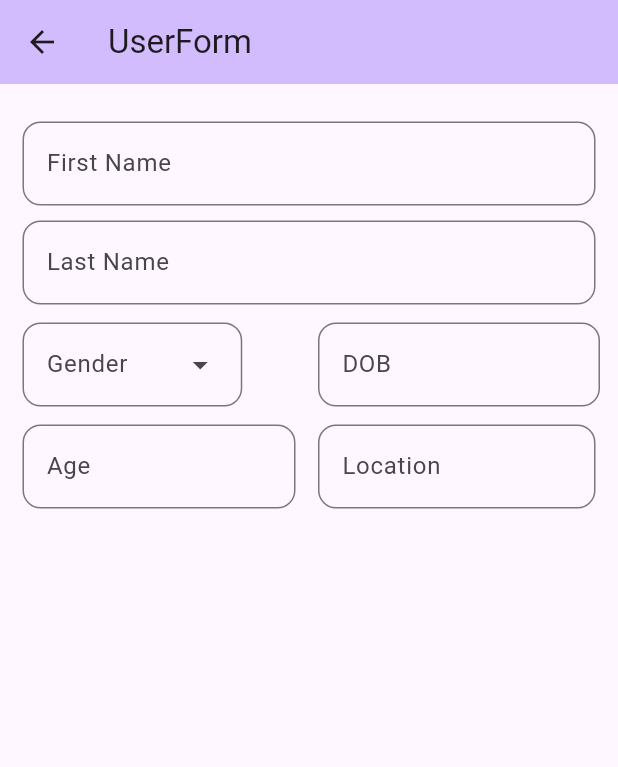
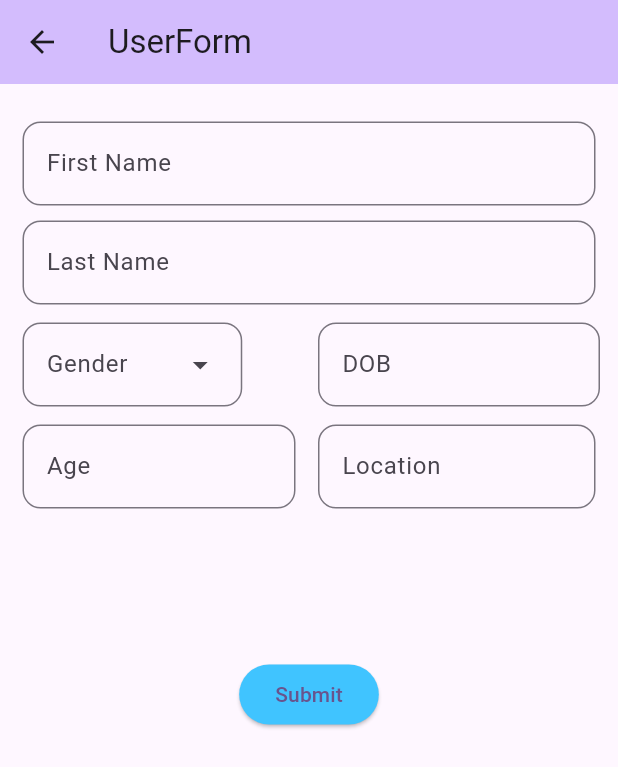
Before and after one commit to Mesons314/Flutter_CRUD, a Flutter app: the UserForm screen opened directly, on a phone screen of 412 x 824 dp. Shown: the top 767 px of the screen. Run offline on Flutter 3.47's test engine with Material 3 defaults, Android fonts, the phone set to English and light mode, and no system bars.

Commit message:
Changes are made in these files

```diff
--- a/lib/Screens/UserForm.dart
+++ b/lib/Screens/UserForm.dart
@@ -57,8 +57,8 @@ class _formData extends State<UserForm> {
                       requestFocusOnTap: true,
                       dropdownMenuEntries: const <DropdownMenuEntry<String>>[
                         DropdownMenuEntry(value: '1', label: 'Male'),
-                        DropdownMenuEntry(value: '1', label: 'Female'),
-                        DropdownMenuEntry(value: '1', label: 'Other')
+                        DropdownMenuEntry(value: '2', label: 'Female'),
+                        DropdownMenuEntry(value: '3', label: 'Other')
                       ],
                       inputDecorationTheme: InputDecorationTheme(
                         border: OutlineInputBorder(
@@ -138,7 +138,16 @@ class _formData extends State<UserForm> {
                ),
              )
            ],
-         )
+         ),
+
+          SizedBox(height: 100),
+          ElevatedButton(onPressed: (){},
+              child: Text('Submit'),
+            style: ElevatedButton.styleFrom(
+              shadowColor: Colors.black,
+              backgroundColor: Colors.lightBlueAccent,
+            ),
+          )
         ],
       ),
     );
```
Also changed, not shown: lib/Screens/UserData.dart (added, +23 -0 lines), lib/Screens/UserList.dart (+8 -1 lines), 7 other files.
